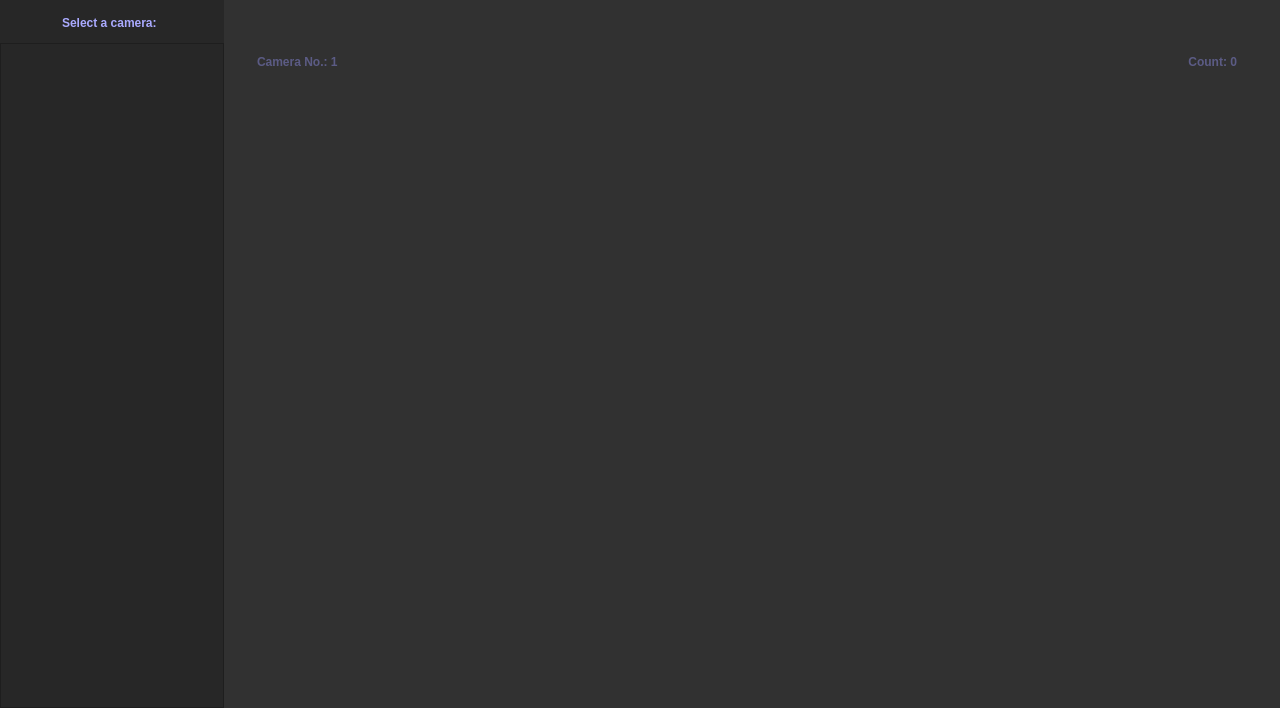
This is ui/mainwindow.ui in gomualbe/Crowd-Behaviour-Analysis as Qt 5 draws it before an edit. The edited form follows.
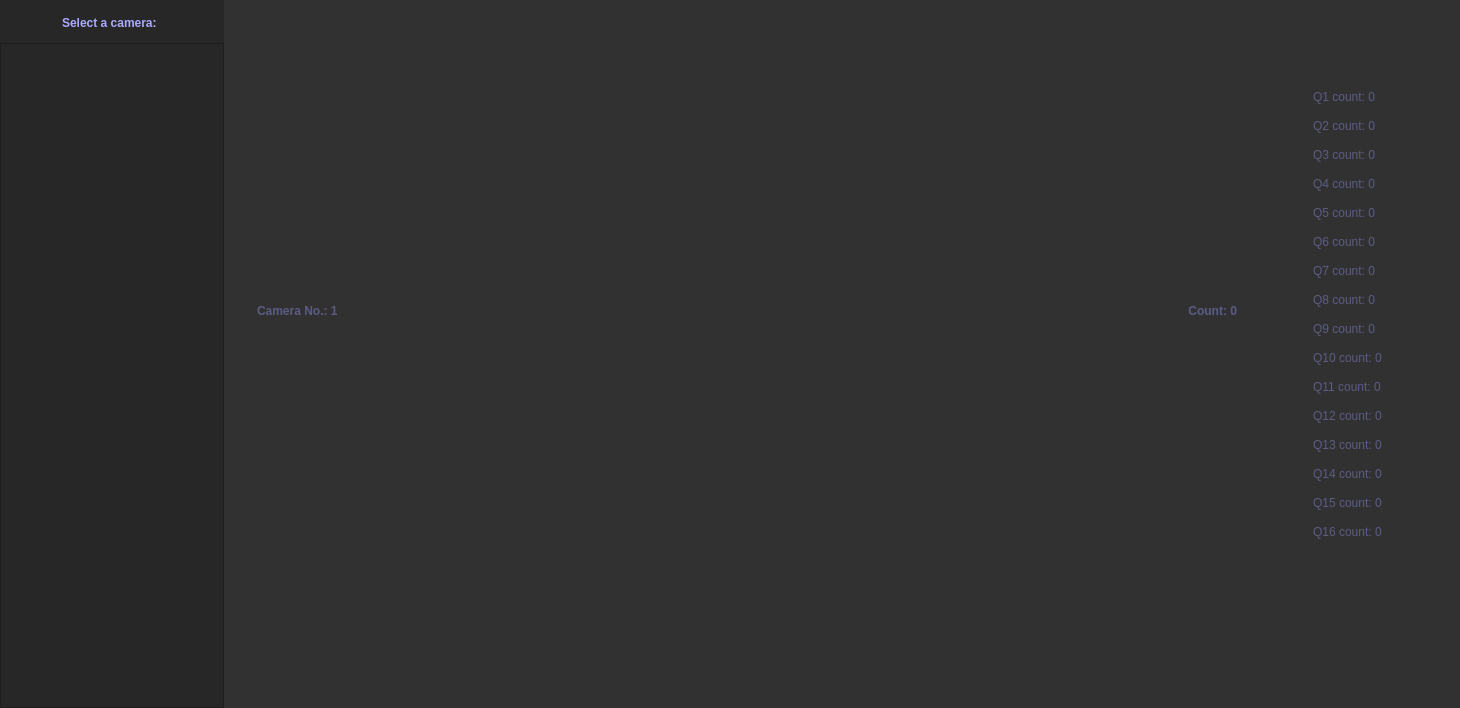
This is the edited form.

The edit to the form file:
```diff
--- a/ui/mainwindow.ui
+++ b/ui/mainwindow.ui
@@ -6,7 +6,7 @@
    <rect>
     <x>0</x>
     <y>0</y>
-    <width>1280</width>
+    <width>1460</width>
     <height>708</height>
    </rect>
   </property>
@@ -18,13 +18,13 @@
   </property>
   <property name="minimumSize">
    <size>
-    <width>1280</width>
+    <width>1460</width>
     <height>708</height>
    </size>
   </property>
   <property name="maximumSize">
    <size>
-    <width>1280</width>
+    <width>1460</width>
     <height>708</height>
    </size>
   </property>
@@ -43,13 +43,13 @@
    </property>
    <property name="minimumSize">
     <size>
-     <width>1280</width>
+     <width>1460</width>
      <height>708</height>
     </size>
    </property>
    <property name="maximumSize">
     <size>
-     <width>1280</width>
+     <width>1460</width>
      <height>708</height>
     </size>
    </property>
@@ -221,7 +221,7 @@
       </layout>
      </widget>
     </item>
-    <item row="0" column="1" colspan="2" alignment="Qt::AlignHCenter|Qt::AlignVCenter">
+    <item row="0" column="1">
      <widget class="QWidget" name="main_view" native="true">
       <property name="sizePolicy">
        <sizepolicy hsizetype="Fixed" vsizetype="Minimum">
@@ -231,21 +231,19 @@
       </property>
       <property name="minimumSize">
        <size>
-        <width>1056</width>
+        <width>1236</width>
         <height>708</height>
        </size>
       </property>
       <property name="maximumSize">
        <size>
-        <width>1056</width>
+        <width>1236</width>
         <height>708</height>
        </size>
       </property>
       <property name="styleSheet">
        <string notr="true">QWidget{
 	background-color: rgb(49, 49, 49);
-	width: 1056;
-	height: 708;
 }</string>
       </property>
       <widget class="QWidget" name="verticalLayoutWidget">
@@ -253,21 +251,32 @@
         <rect>
          <x>0</x>
          <y>0</y>
-         <width>1224</width>
-         <height>721</height>
+         <width>1264</width>
+         <height>711</height>
         </rect>
        </property>
-       <layout class="QVBoxLayout" name="main_vert_layout">
-        <property name="spacing">
-         <number>0</number>
-        </property>
-        <property name="sizeConstraint">
-         <enum>QLayout::SetFixedSize</enum>
-        </property>
-        <item>
          <layout class="QHBoxLayout" name="main_hor_layout">
+        <property name="spacing">
+         <number>0</number>
+        </property>
           <property name="sizeConstraint">
            <enum>QLayout::SetFixedSize</enum>
+        </property>
+        <item>
+         <layout class="QVBoxLayout" name="main_vert_layout" stretch="0">
+          <property name="spacing">
+           <number>0</number>
+          </property>
+          <property name="sizeConstraint">
+           <enum>QLayout::SetFixedSize</enum>
+          </property>
+          <item>
+           <layout class="QHBoxLayout" name="labels_hor_layout">
+            <property name="sizeConstraint">
+             <enum>QLayout::SetFixedSize</enum>
+            </property>
+            <property name="bottomMargin">
+             <number>10</number>
           </property>
           <item>
            <widget class="QLabel" name="camera_label">
@@ -351,6 +360,351 @@
              <number>0</number>
             </property>
            </widget>
+            </item>
+           </layout>
+          </item>
+         </layout>
+        </item>
+        <item>
+         <layout class="QVBoxLayout" name="count_vert_layout">
+          <property name="sizeConstraint">
+           <enum>QLayout::SetFixedSize</enum>
+          </property>
+          <item>
+           <spacer name="verticalSpacer">
+            <property name="orientation">
+             <enum>Qt::Vertical</enum>
+            </property>
+            <property name="sizeHint" stdset="0">
+             <size>
+              <width>20</width>
+              <height>40</height>
+             </size>
+            </property>
+           </spacer>
+          </item>
+          <item>
+           <widget class="QLabel" name="count_q1">
+            <property name="styleSheet">
+             <string notr="true">QLabel{
+	qproperty-alignment: AlignLeft;
+	margin-top: 50;
+	margin-left: 30;
+	color: rgb(91, 91, 133);
+}
+</string>
+            </property>
+            <property name="text">
+             <string>Q1 count: 0</string>
+            </property>
+           </widget>
+          </item>
+          <item>
+           <widget class="QLabel" name="count_q2">
+            <property name="maximumSize">
+             <size>
+              <width>16777215</width>
+              <height>16777215</height>
+             </size>
+            </property>
+            <property name="styleSheet">
+             <string notr="true">QLabel{
+	qproperty-alignment: AlignLeft;
+	margin-left: 30;
+	color: rgb(91, 91, 133);
+	margin-top: 15;
+}
+</string>
+            </property>
+            <property name="text">
+             <string>Q2 count: 0</string>
+            </property>
+           </widget>
+          </item>
+          <item>
+           <widget class="QLabel" name="count_q3">
+            <property name="maximumSize">
+             <size>
+              <width>16777215</width>
+              <height>16777215</height>
+             </size>
+            </property>
+            <property name="styleSheet">
+             <string notr="true">QLabel{
+	qproperty-alignment: AlignLeft;
+	margin-left: 30;
+	color: rgb(91, 91, 133);
+	margin-top: 15;
+}
+</string>
+            </property>
+            <property name="text">
+             <string>Q3 count: 0</string>
+            </property>
+           </widget>
+          </item>
+          <item>
+           <widget class="QLabel" name="count_q4">
+            <property name="maximumSize">
+             <size>
+              <width>16777215</width>
+              <height>16777215</height>
+             </size>
+            </property>
+            <property name="styleSheet">
+             <string notr="true">QLabel{
+	qproperty-alignment: AlignLeft;
+	margin-left: 30;
+	color: rgb(91, 91, 133);
+	margin-top: 15;
+}
+</string>
+            </property>
+            <property name="text">
+             <string>Q4 count: 0</string>
+            </property>
+           </widget>
+          </item>
+          <item>
+           <widget class="QLabel" name="count_q5">
+            <property name="maximumSize">
+             <size>
+              <width>16777215</width>
+              <height>16777215</height>
+             </size>
+            </property>
+            <property name="styleSheet">
+             <string notr="true">QLabel{
+	qproperty-alignment: AlignLeft;
+	margin-left: 30;
+	color: rgb(91, 91, 133);
+	margin-top: 15;
+}
+</string>
+            </property>
+            <property name="text">
+             <string>Q5 count: 0</string>
+            </property>
+           </widget>
+          </item>
+          <item>
+           <widget class="QLabel" name="count_q6">
+            <property name="maximumSize">
+             <size>
+              <width>16777215</width>
+              <height>16777215</height>
+             </size>
+            </property>
+            <property name="styleSheet">
+             <string notr="true">QLabel{
+	qproperty-alignment: AlignLeft;
+	margin-left: 30;
+	color: rgb(91, 91, 133);
+	margin-top: 15;
+}
+</string>
+            </property>
+            <property name="text">
+             <string>Q6 count: 0</string>
+            </property>
+           </widget>
+          </item>
+          <item>
+           <widget class="QLabel" name="count_q7">
+            <property name="maximumSize">
+             <size>
+              <width>16777215</width>
+              <height>16777215</height>
+             </size>
+            </property>
+            <property name="styleSheet">
+             <string notr="true">QLabel{
+	qproperty-alignment: AlignLeft;
+	margin-left: 30;
+	color: rgb(91, 91, 133);
+	margin-top: 15;
+}
+</string>
+            </property>
+            <property name="text">
+             <string>Q7 count: 0</string>
+            </property>
+           </widget>
+          </item>
+          <item>
+           <widget class="QLabel" name="count_q8">
+            <property name="maximumSize">
+             <size>
+              <width>16777215</width>
+              <height>16777215</height>
+             </size>
+            </property>
+            <property name="styleSheet">
+             <string notr="true">QLabel{
+	qproperty-alignment: AlignLeft;
+	margin-left: 30;
+	color: rgb(91, 91, 133);
+	margin-top: 15;
+}
+</string>
+            </property>
+            <property name="text">
+             <string>Q8 count: 0</string>
+            </property>
+           </widget>
+          </item>
+          <item>
+           <widget class="QLabel" name="count_q9">
+            <property name="maximumSize">
+             <size>
+              <width>16777215</width>
+              <height>16777215</height>
+             </size>
+            </property>
+            <property name="styleSheet">
+             <string notr="true">QLabel{
+	qproperty-alignment: AlignLeft;
+	margin-left: 30;
+	color: rgb(91, 91, 133);
+	margin-top: 15;
+}
+</string>
+            </property>
+            <property name="text">
+             <string>Q9 count: 0</string>
+            </property>
+           </widget>
+          </item>
+          <item>
+           <widget class="QLabel" name="count_q10">
+            <property name="maximumSize">
+             <size>
+              <width>16777215</width>
+              <height>16777215</height>
+             </size>
+            </property>
+            <property name="styleSheet">
+             <string notr="true">QLabel{
+	qproperty-alignment: AlignLeft;
+	margin-left: 30;
+	color: rgb(91, 91, 133);
+	margin-top: 15;
+}
+</string>
+            </property>
+            <property name="text">
+             <string>Q10 count: 0</string>
+            </property>
+           </widget>
+          </item>
+          <item>
+           <widget class="QLabel" name="count_q11">
+            <property name="styleSheet">
+             <string notr="true">QLabel{
+	qproperty-alignment: AlignLeft;
+	margin-left: 30;
+	color: rgb(91, 91, 133);
+	margin-top: 15;
+}
+</string>
+            </property>
+            <property name="text">
+             <string>Q11 count: 0</string>
+            </property>
+           </widget>
+          </item>
+          <item>
+           <widget class="QLabel" name="count_q12">
+            <property name="styleSheet">
+             <string notr="true">QLabel{
+	qproperty-alignment: AlignLeft;
+	margin-left: 30;
+	color: rgb(91, 91, 133);
+	margin-top: 15;
+}
+</string>
+            </property>
+            <property name="text">
+             <string>Q12 count: 0</string>
+            </property>
+           </widget>
+          </item>
+          <item>
+           <widget class="QLabel" name="count_q13">
+            <property name="styleSheet">
+             <string notr="true">QLabel{
+	qproperty-alignment: AlignLeft;
+	margin-left: 30;
+	color: rgb(91, 91, 133);
+	margin-top: 15;
+}
+</string>
+            </property>
+            <property name="text">
+             <string>Q13 count: 0</string>
+            </property>
+           </widget>
+          </item>
+          <item>
+           <widget class="QLabel" name="count_q14">
+            <property name="styleSheet">
+             <string notr="true">QLabel{
+	qproperty-alignment: AlignLeft;
+	margin-left: 30;
+	color: rgb(91, 91, 133);
+	margin-top: 15;
+}
+</string>
+            </property>
+            <property name="text">
+             <string>Q14 count: 0</string>
+            </property>
+           </widget>
+          </item>
+          <item>
+           <widget class="QLabel" name="count_q15">
+            <property name="styleSheet">
+             <string notr="true">QLabel{
+	qproperty-alignment: AlignLeft;
+	margin-left: 30;
+	color: rgb(91, 91, 133);
+	margin-top: 15;
+}
+</string>
+            </property>
+            <property name="text">
+             <string>Q15 count: 0</string>
+            </property>
+           </widget>
+          </item>
+          <item>
+           <widget class="QLabel" name="count_q16">
+            <property name="styleSheet">
+             <string notr="true">QLabel{
+	qproperty-alignment: AlignLeft;
+	margin-left: 30;
+	color: rgb(91, 91, 133);
+	margin-top: 15;
+}
+</string>
+            </property>
+            <property name="text">
+             <string>Q16 count: 0</string>
+            </property>
+           </widget>
+          </item>
+          <item>
+           <spacer name="verticalSpacer_2">
+            <property name="orientation">
+             <enum>Qt::Vertical</enum>
+            </property>
+            <property name="sizeHint" stdset="0">
+             <size>
+              <width>20</width>
+              <height>40</height>
+             </size>
+            </property>
+           </spacer>
           </item>
          </layout>
         </item>
```
Left out of the diff: 2 changed lines with no effect on the pictures. Lines whose indentation alone changed are shown as unchanged.
